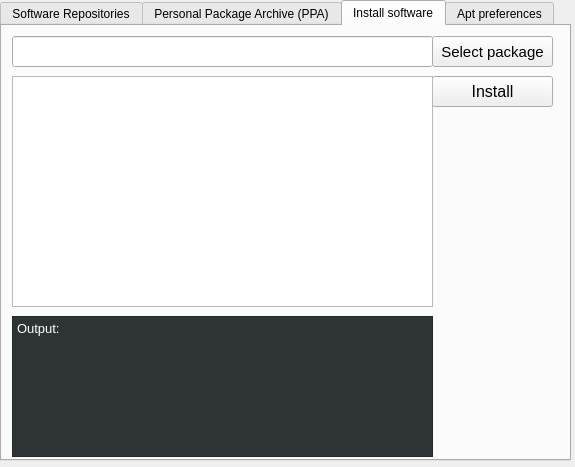
First picture: the form in Mast/apt_preferences.ui, repository jakubiszon26/Mast, before the edit.
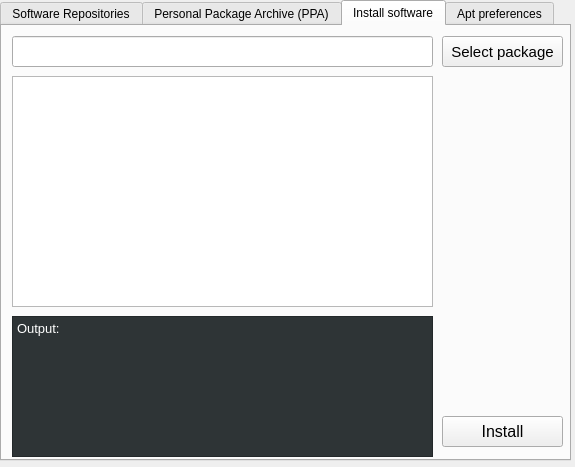
Second picture: the form after the edit. The open tabs and pages were chosen to show the change.

Commit message: changed window titles

```diff
--- a/Mast/apt_preferences.ui
+++ b/Mast/apt_preferences.ui
@@ -137,7 +137,7 @@
     <widget class="QPushButton" name="select_deb_button">
      <property name="geometry">
       <rect>
-       <x>430</x>
+       <x>440</x>
        <y>10</y>
        <width>121</width>
        <height>31</height>
@@ -155,8 +155,8 @@
     <widget class="QPushButton" name="install_button">
      <property name="geometry">
       <rect>
-       <x>430</x>
-       <y>50</y>
+       <x>440</x>
+       <y>390</y>
        <width>121</width>
        <height>31</height>
       </rect>
```
Left out of the diff: 2 changed lines with no effect on the pictures.
